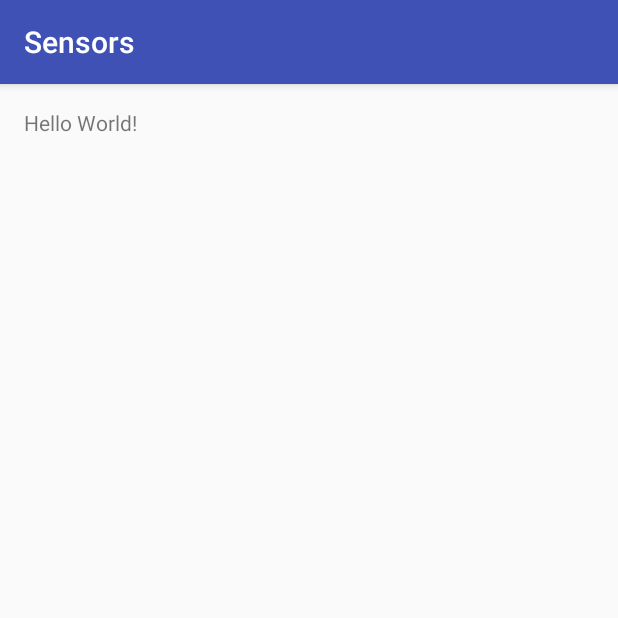
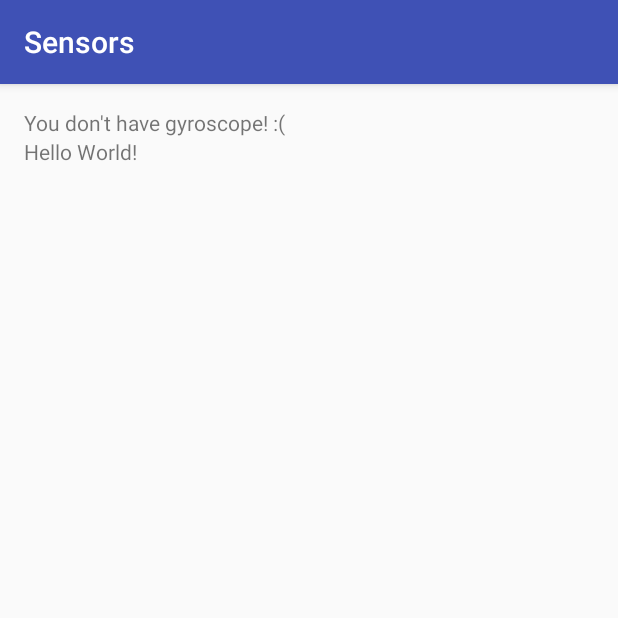
Before and after one commit to RafalZientara/javandwro2_android, an Android app: the screen it shows after launch (MainActivity), on a phone screen of 412 x 824 dp, the top half of it. Run offline under Robolectric (Android 15) with nearby library versions, the phone set to English and light mode, and no system bars; our stand-ins replace ButterKnife.

Commit message:
sensors fun

```diff
--- a/Sensors/app/build.gradle
+++ b/Sensors/app/build.gradle
@@ -25,5 +25,9 @@ dependencies {
         exclude group: 'com.android.support', module: 'support-annotations'
     })
     compile 'com.android.support:appcompat-v7:25.1.1'
+
+    compile 'com.jakewharton:butterknife:8.5.1'
+    annotationProcessor 'com.jakewharton:butterknife-compiler:8.5.1'
+
     testCompile 'junit:junit:4.12'
 }
--- a/Sensors/app/src/main/java/com/sdaacademy/zientara/rafal/sensors/MainActivity.java
+++ b/Sensors/app/src/main/java/com/sdaacademy/zientara/rafal/sensors/MainActivity.java
@@ -5,27 +5,64 @@ import android.hardware.Sensor;
 import android.hardware.SensorEvent;
 import android.hardware.SensorEventListener;
 import android.hardware.SensorManager;
+import android.os.Build;
+import android.support.v4.content.ContextCompat;
 import android.support.v7.app.AppCompatActivity;
 import android.os.Bundle;
 import android.util.Log;
 import android.view.View;
+import android.widget.ImageView;
+import android.widget.RelativeLayout;
+import android.widget.TextView;
+import android.widget.Toast;
+
+import butterknife.BindView;
+import butterknife.ButterKnife;
 
 public class MainActivity extends AppCompatActivity implements SensorEventListener {
 
     private SensorManager sensorManager;
     private Sensor accelerometerSensor;
-    private View rootView;
     private float maxValue = 30;
+
+
+
+    @BindView(R.id.rootViewId)
+    View rootView;
+
+    @BindView(R.id.gyroscopeText)
+    TextView gyroscopeText;
+
+    @BindView(R.id.fingerprintText)
+    TextView fingerprintText;
 
     @Override
     protected void onCreate(Bundle savedInstanceState) {
         super.onCreate(savedInstanceState);
         setContentView(R.layout.activity_main);
-
-        rootView = findViewById(R.id.activity_main);
+        ButterKnife.bind(this);
 
         sensorManager = (SensorManager) getSystemService(SENSOR_SERVICE);
         accelerometerSensor = sensorManager.getDefaultSensor(Sensor.TYPE_ACCELEROMETER);
+
+        int color = ContextCompat.getColor(this, R.color.colorAccent);
+        //ContextCompat.getDrawable(this, R.drawable.picture)
+
+        //wpieramy nowe funkcjonalnosci
+        if(Build.VERSION.SDK_INT >= Build.VERSION_CODES.M) {
+            Toast.makeText(this, "Ale masz super telefon! :D", Toast.LENGTH_SHORT).show();
+        }
+
+        checkGyroscope();
+    }
+
+    private void checkGyroscope() {
+        Sensor gyroscopeSensor = sensorManager.getDefaultSensor(Sensor.TYPE_ACCELEROMETER);
+        if(gyroscopeSensor != null)
+            gyroscopeText.setText("You have gyroscope! :D");
+        else
+            gyroscopeText.setText("You don't have gyroscope! :(");
+
     }
 
     @Override
--- a/Sensors/app/src/main/res/layout/activity_main.xml
+++ b/Sensors/app/src/main/res/layout/activity_main.xml
@@ -1,18 +1,27 @@
 <?xml version="1.0" encoding="utf-8"?>
-<RelativeLayout
+<LinearLayout
     xmlns:android="http://schemas.android.com/apk/res/android"
     xmlns:tools="http://schemas.android.com/tools"
-    android:id="@+id/activity_main"
+    android:id="@+id/rootViewId"
     android:layout_width="match_parent"
     android:layout_height="match_parent"
     android:paddingLeft="@dimen/activity_horizontal_margin"
     android:paddingRight="@dimen/activity_horizontal_margin"
     android:paddingTop="@dimen/activity_vertical_margin"
     android:paddingBottom="@dimen/activity_vertical_margin"
+    android:orientation="vertical"
     tools:context="com.sdaacademy.zientara.rafal.sensors.MainActivity">
 
     <TextView
+        android:id="@+id/gyroscopeText"
         android:layout_width="wrap_content"
         android:layout_height="wrap_content"
         android:text="Hello World!" />
-</RelativeLayout>
+
+    <TextView
+        android:id="@+id/fingerprintText"
+        android:layout_width="wrap_content"
+        android:layout_height="wrap_content"
+        android:text="Hello World!" />
+
+</LinearLayout>
```
